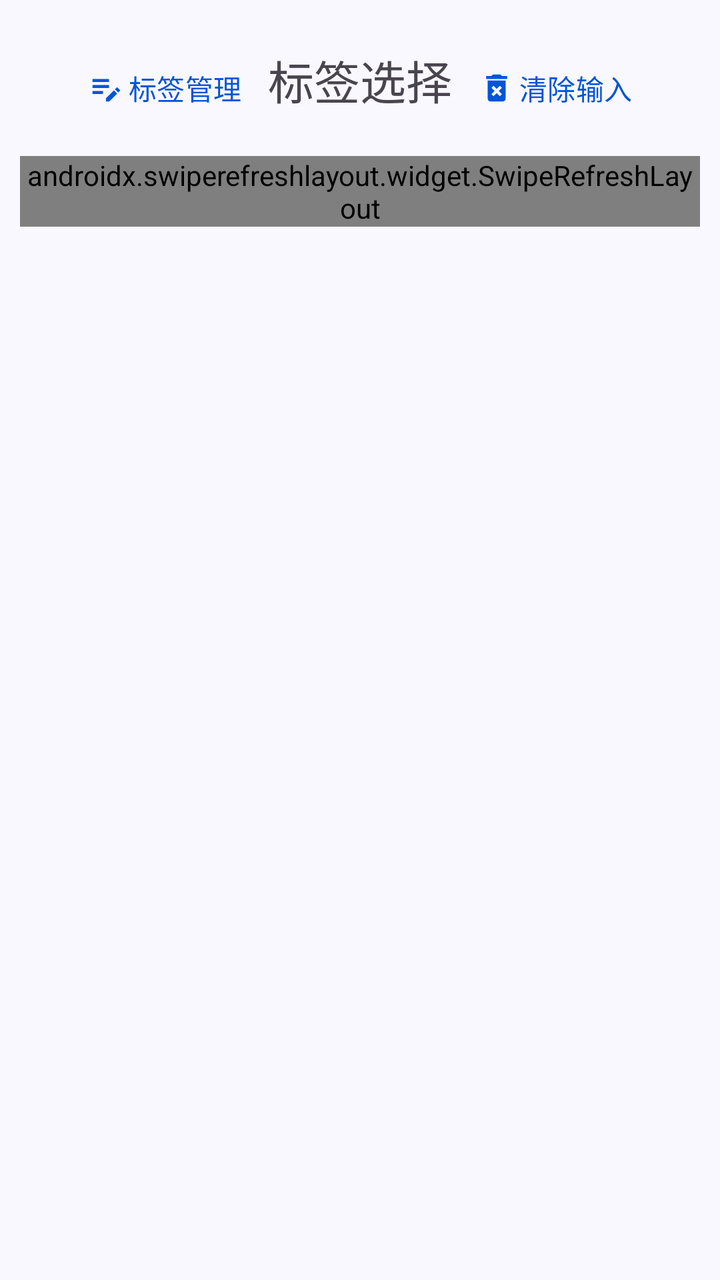
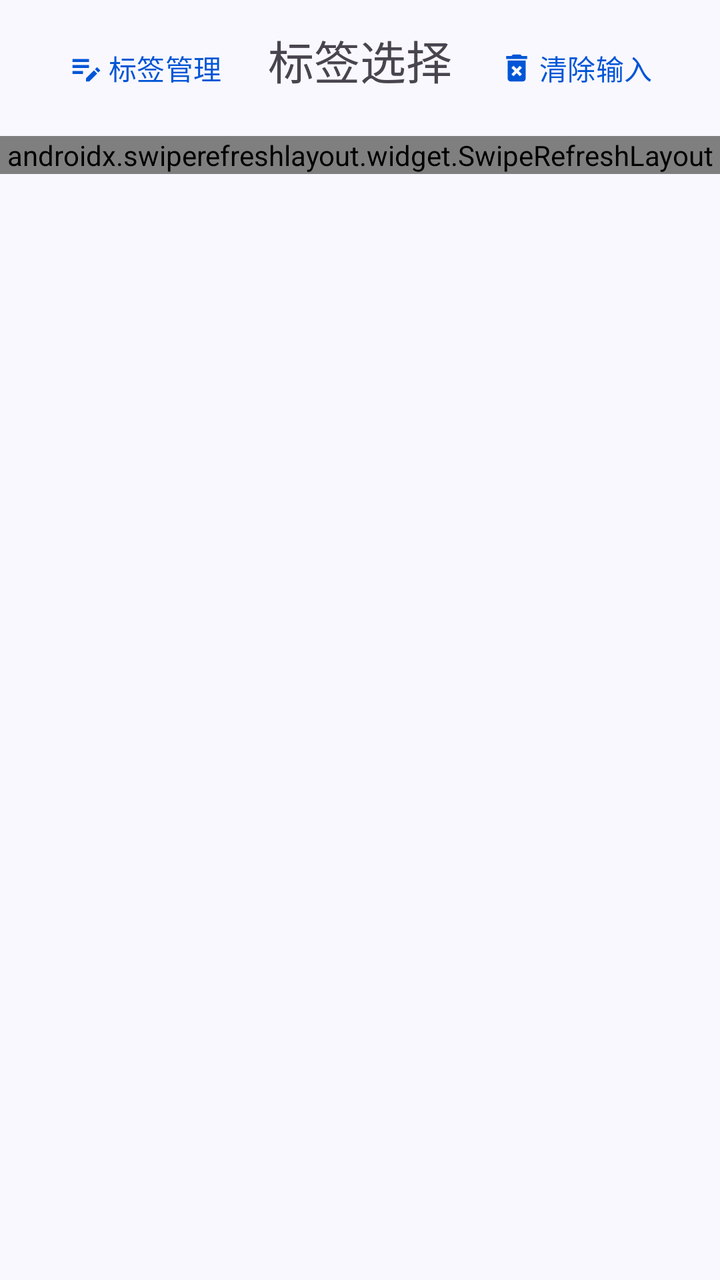

Before-and-after screenshots of an Android layout around one commit, followed by the original layout XML and the change that was made.
<!-- AndroidManifest.xml: application theme Theme.ManagerAssistant.Static -->
<!-- res/layout/bottom_sheet_tag_select.xml -->
<?xml version="1.0" encoding="utf-8"?>
<LinearLayout xmlns:android="http://schemas.android.com/apk/res/android"
    xmlns:app="http://schemas.android.com/apk/res-auto"
    style="@style/CommonPageStyle"
    android:layout_width="match_parent"
    android:layout_height="wrap_content"
    android:orientation="vertical"
    android:padding="10dp">

    <androidx.constraintlayout.widget.ConstraintLayout
        android:layout_width="match_parent"
        android:layout_height="wrap_content"
        android:padding="10dp">

        <com.google.android.material.textview.MaterialTextView
            android:id="@+id/tag_select_title"
            style="@style/TitleStyle"
            android:layout_width="wrap_content"
            android:layout_height="wrap_content"
            android:text="@string/select_tag"
            app:layout_constraintBaseline_toBaselineOf="@id/edit_tag_btn"
            app:layout_constraintLeft_toLeftOf="parent"
            app:layout_constraintRight_toRightOf="parent" />

        <com.google.android.material.button.MaterialButton
            android:id="@+id/edit_tag_btn"
            style="@style/TransparentBtnStyle"
            android:layout_width="wrap_content"
            android:layout_height="wrap_content"
            android:text="@string/manage_tag"
            app:icon="@drawable/sharp_edit_note_24"
            app:iconGravity="textStart"
            app:layout_constraintLeft_toLeftOf="parent"
            app:layout_constraintTop_toTopOf="parent" />

        <com.google.android.material.button.MaterialButton
            android:id="@+id/clear_input_btn"
            style="@style/TransparentBtnStyle"
            android:layout_width="wrap_content"
            android:layout_height="wrap_content"
            android:text="@string/clear_input"
            app:icon="@drawable/baseline_delete_forever_24"
            app:iconGravity="textStart"
            app:layout_constraintRight_toRightOf="parent"
            app:layout_constraintTop_toTopOf="parent" />
    </androidx.constraintlayout.widget.ConstraintLayout>

    <androidx.swiperefreshlayout.widget.SwipeRefreshLayout
        android:layout_width="match_parent"
        android:layout_height="wrap_content"
        android:id="@+id/refresh_layout">

        <androidx.recyclerview.widget.RecyclerView
            android:id="@+id/tag_group_recycler"
            android:layout_width="match_parent"
            android:layout_height="wrap_content"
            app:layoutManager="androidx.recyclerview.widget.LinearLayoutManager" />
    </androidx.swiperefreshlayout.widget.SwipeRefreshLayout>
</LinearLayout>
<!-- resources referenced by this layout -->
<resources>
  <!-- drawable baseline_delete_forever_24 (drawable) -->
  <vector xmlns:android="http://schemas.android.com/apk/res/android" android:height="24dp" android:tint="#000000" android:viewportHeight="24" android:viewportWidth="24" android:width="24dp">
        
      <path android:fillColor="@android:color/white" android:pathData="M6,19c0,1.1 0.9,2 2,2h8c1.1,0 2,-0.9 2,-2L18,7L6,7v12zM8.46,11.88l1.41,-1.41L12,12.59l2.12,-2.12 1.41,1.41L13.41,14l2.12,2.12 -1.41,1.41L12,15.41l-2.12,2.12 -1.41,-1.41L10.59,14l-2.13,-2.12zM15.5,4l-1,-1h-5l-1,1L5,4v2h14L19,4z"/>
      
  </vector>
  <!-- drawable sharp_edit_note_24 (drawable) -->
  <vector xmlns:android="http://schemas.android.com/apk/res/android" android:height="24dp" android:tint="#000000" android:viewportHeight="24" android:viewportWidth="24" android:width="24dp">
        
      <path android:fillColor="@android:color/white" android:pathData="M3,10h11v2H3V10zM3,8h11V6H3V8zM3,16h7v-2H3V16zM18.01,12.87l1.41,-1.41l2.12,2.12l-1.41,1.41L18.01,12.87zM17.3,13.58l-5.3,5.3V21h2.12l5.3,-5.3L17.3,13.58z"/>
      
  </vector>
  <string name="clear_input">清除输入</string>
  <string name="manage_tag">标签管理</string>
  <string name="select_tag">标签选择</string>
  <style name="CommonPageStyle">
          <item name="android:fitsSystemWindows">true</item>
          <item name="android:background">?attr/colorSurface</item>
      </style>
  <style name="TitleStyle">
          <item name="android:textSize">23sp</item>
      </style>
  <style name="TransparentBtnStyle" parent="Widget.Material3.Button">
          <item name="backgroundTint">@android:color/transparent</item>
          <item name="rippleColor">?attr/colorControlHighlight</item>
          <item name="android:textColor">?attr/colorPrimary</item>
          <item name="iconPadding">2dp</item>
      </style>
  <style name="Theme.ManagerAssistant.Static" parent="Theme.Material3.Light.NoActionBar">
          
          <item name="colorPrimary">@color/theme_blue</item>
          <item name="colorPrimaryContainer">@color/card_background</item>
          
          <item name="colorSecondaryContainer">@color/theme_secondary_container</item>
          
          <item name="android:statusBarColor">?attr/colorSecondaryContainer</item>
          
          <item name="colorSurface">@color/page_background</item>
          <item name="colorOnSurfaceVariant">@color/unchecked_gray</item>
  
          <item name="toolbarStyle">@style/ToolBarStyle</item>
          <item name="drawableTint">?attr/colorPrimary</item>
          <item name="colorControlActivated">?attr/colorPrimary</item>
          <item name="android:windowLightStatusBar">true</item>
      </style>
  <color name="theme_blue">#0055d6</color>
  <color name="card_background">#edeffc</color>
  <color name="theme_secondary_container">#dae1fe</color>
  <color name="page_background">#f9f8fe</color>
  <color name="unchecked_gray">#737685</color>
  <style name="ToolBarStyle" parent="Widget.Material3.Toolbar">
          <item name="android:background">?attr/colorPrimaryContainer</item>
          <item name="navigationIconTint">?attr/colorPrimary</item>
          <item name="contentInsetStart">10dp</item>
          <item name="titleTextAppearance">@style/TitleStyle</item>
      </style>
</resources>

<!-- the commit's change to res/layout/bottom_sheet_tag_select.xml (unified diff, before → after) -->
@@ -4,8 +4,7 @@
     style="@style/CommonPageStyle"
     android:layout_width="match_parent"
     android:layout_height="wrap_content"
-    android:orientation="vertical"
-    android:padding="10dp">
+    android:orientation="vertical">
 
     <androidx.constraintlayout.widget.ConstraintLayout
         android:layout_width="match_parent"
@@ -46,14 +45,13 @@
     </androidx.constraintlayout.widget.ConstraintLayout>
 
     <androidx.swiperefreshlayout.widget.SwipeRefreshLayout
+        android:id="@+id/refresh_layout"
+        android:layout_width="match_parent"
+        android:layout_height="wrap_content" />
+
+    <androidx.recyclerview.widget.RecyclerView
+        android:id="@+id/tag_group_recycler"
         android:layout_width="match_parent"
         android:layout_height="wrap_content"
-        android:id="@+id/refresh_layout">
-
-        <androidx.recyclerview.widget.RecyclerView
-            android:id="@+id/tag_group_recycler"
-            android:layout_width="match_parent"
-            android:layout_height="wrap_content"
-            app:layoutManager="androidx.recyclerview.widget.LinearLayoutManager" />
-    </androidx.swiperefreshlayout.widget.SwipeRefreshLayout>
+        app:layoutManager="androidx.recyclerview.widget.LinearLayoutManager" />
 </LinearLayout>
